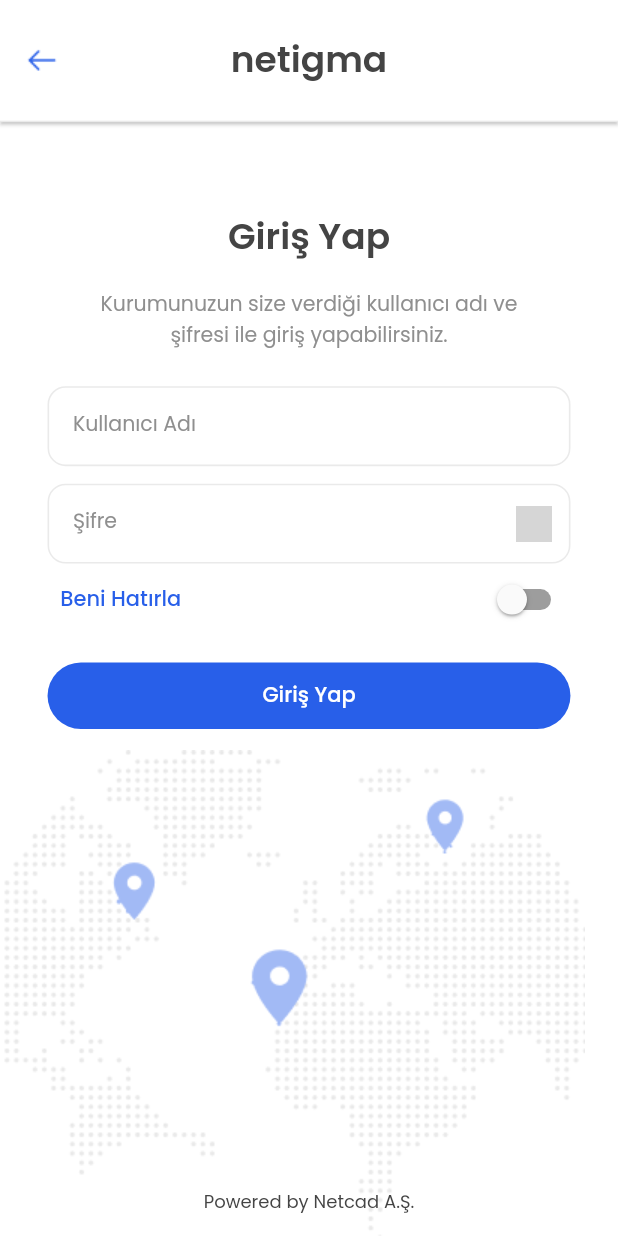
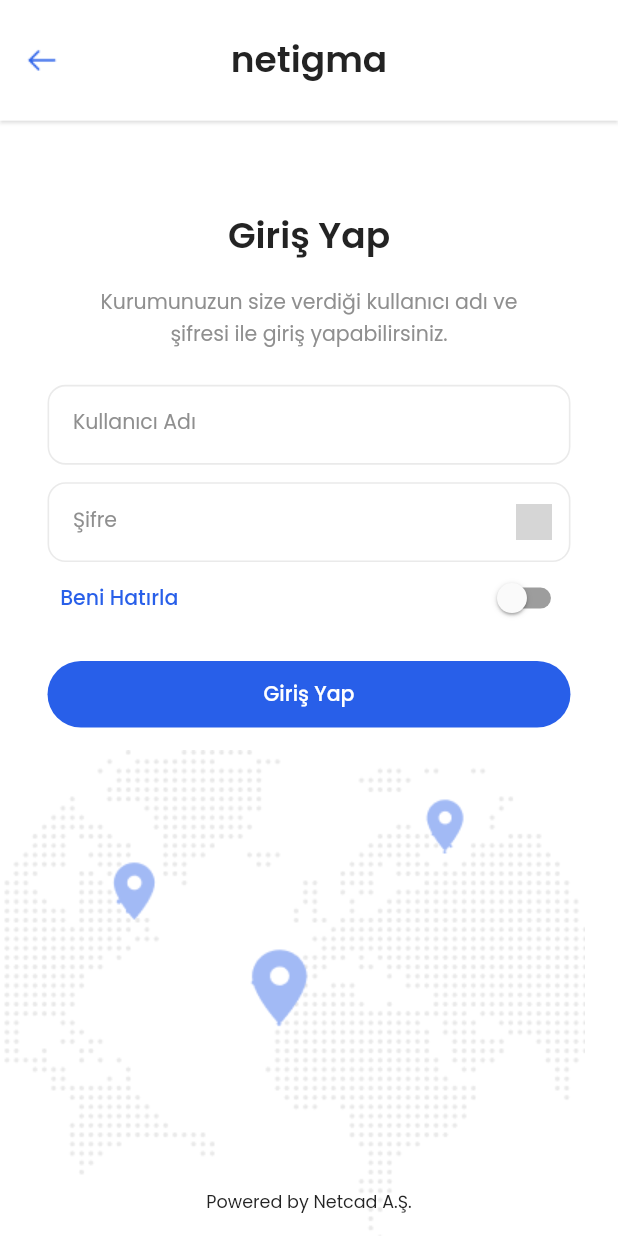
Before and after one commit to MelihcanSrky/flutter_login_ui, a Flutter app: the LoginPage screen opened directly, on a phone screen of 412 x 824 dp. Run offline on Flutter 3.47's test engine with Material 2 defaults, Android fonts, the phone set to English and light mode, and no system bars; our stand-ins replace flutter_screenutil, google_fonts; grey boxes are pictures that could not be loaded.

Commit message:
thema process #4

```diff
--- a/lib/feature/auth/login.dart
+++ b/lib/feature/auth/login.dart
@@ -1,7 +1,5 @@
 import 'package:flutter/material.dart';
 import 'package:flutter/services.dart';
-import 'package:flutter/src/widgets/framework.dart';
-import 'package:flutter/src/widgets/placeholder.dart';
 import 'package:flutter_netigma_login/feature/auth/widgets/CustomButton.dart';
 import 'package:flutter_netigma_login/feature/auth/widgets/CustomTextField.dart';
 import 'package:flutter_netigma_login/feature/auth/widgets/LoginDesc.dart';
@@ -47,7 +45,8 @@ class _LoginPageState extends State<LoginPage> {
                       ),
                       Text(
                         Strings.login,
-                        style: CustomTypography.h3,
+                        style: CustomTypography.h3.copyWith(
+                            color: Theme.of(context).primaryColorDark),
                         textAlign: TextAlign.center,
                       ),
                       SizedBox(
@@ -89,10 +88,10 @@ class _LoginPageState extends State<LoginPage> {
     return Padding(
       padding: EdgeInsets.symmetric(
           horizontal: Dimens.margin_14.w, vertical: Dimens.margin_14.h),
-      child: Text(
-        Strings.poweredBy,
-        style: CustomTypography.h6_regular,
-      ),
+      child: Text(Strings.poweredBy,
+          style: Theme.of(context).textTheme.bodyMedium!.copyWith(
+                color: Theme.of(context).primaryColorDark,
+              )),
     );
   }
 
@@ -114,12 +113,13 @@ class _LoginPageState extends State<LoginPage> {
           padding: EdgeInsets.symmetric(horizontal: Dimens.margin_8.w),
           child: Text(
             Strings.rememberMe,
-            style: CustomTypography.h5_semibold.copyWith(
-                color: CustomColors.primaryBlue, fontWeight: FontWeight.w500),
+            style: Theme.of(context).textTheme.labelMedium!.copyWith(
+                  color: Theme.of(context).primaryColor,
+                ),
           ),
         ),
         Switch.adaptive(
-            activeColor: CustomColors.primaryBlue,
+            activeColor: Theme.of(context).primaryColor,
             inactiveTrackColor: CustomColors.secondaryText,
             value: _isRemember,
             onChanged: (value) {
@@ -143,15 +143,10 @@ class _LoginPageState extends State<LoginPage> {
           onPressed: () {
             Navigator.pop(context);
           }),
-      title: Text('netigma', style: CustomTypography.h3),
+      title: Text('netigma',
+          style: CustomTypography.h3
+              .copyWith(color: Theme.of(context).primaryColorDark)),
       toolbarHeight: _height * 0.1.h,
-      bottom: PreferredSize(
-        child: Container(
-          color: CustomColors.dividerGrey,
-          height: 1.0.h,
-        ),
-        preferredSize: Size.fromHeight(1.0.h),
-      ),
     );
   }
 }
--- a/lib/feature/auth/widgets/CustomButton.dart
+++ b/lib/feature/auth/widgets/CustomButton.dart
@@ -23,9 +23,11 @@ class _CustomButtonState extends State<CustomButton> {
       child: Padding(
         padding: EdgeInsets.symmetric(
             horizontal: Dimens.margin_12.w, vertical: Dimens.margin_12.h),
-        child: Text(
-          widget.text,
-        ),
+        child: Text(widget.text,
+            style: Theme.of(context)
+                .textTheme
+                .headlineMedium!
+                .copyWith(color: Theme.of(context).backgroundColor)),
       ),
       style: ButtonStyle(
         backgroundColor: MaterialStateProperty.all(CustomColors.primaryBlue),
--- a/lib/feature/auth/widgets/LoginDesc.dart
+++ b/lib/feature/auth/widgets/LoginDesc.dart
@@ -23,8 +23,6 @@ class LoginDesc extends StatelessWidget {
       child: Text(
         descText,
         style: Theme.of(context).textTheme.titleMedium,
-        // style: CustomTypography.h5_regular
-        //     .copyWith(color: CustomColors.secondaryText),
         textAlign: TextAlign.center,
       ),
     );
--- a/lib/theme/light/light_theme.dart
+++ b/lib/theme/light/light_theme.dart
@@ -27,6 +27,8 @@ class LightTheme extends ApplicationTheme
 
         /// Primary Text
         primaryColorDark: blackLight,
+
+        backgroundColor: white,
         primaryTextTheme: GoogleFonts.poppinsTextTheme(ThemeData.light()
             .primaryTextTheme
             .copyWith(
@@ -57,6 +59,7 @@ class LightTheme extends ApplicationTheme
               thickness: 1.h,
             ),
         appBarTheme: ThemeData.light().appBarTheme.copyWith(
+              shadowColor: blackLight.withOpacity(0.3),
               elevation: 1,
               centerTitle: true,
               toolbarHeight: 55.h,
@@ -105,6 +108,7 @@ class LightTheme extends ApplicationTheme
           ThemeData.light().textTheme.copyWith(
               headlineLarge: h4Semibold,
               headlineMedium: h5Medium,
+              headlineSmall: h4Regular,
               labelMedium: h5Medium,
               titleLarge: h5Semibold,
               titleMedium: h5Regular,
```
